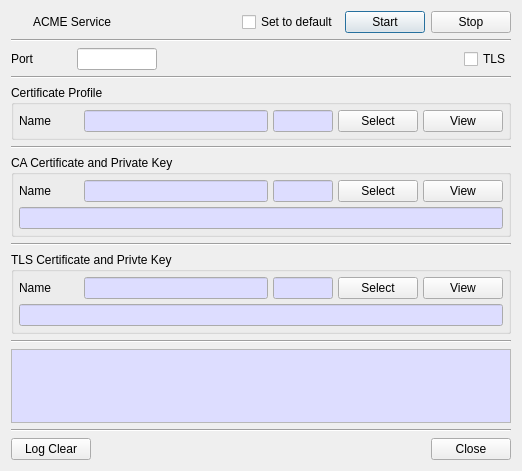
First picture: the form in CertMan/acme_service_dlg.ui, repository jykim74/CertMan, before the edit.
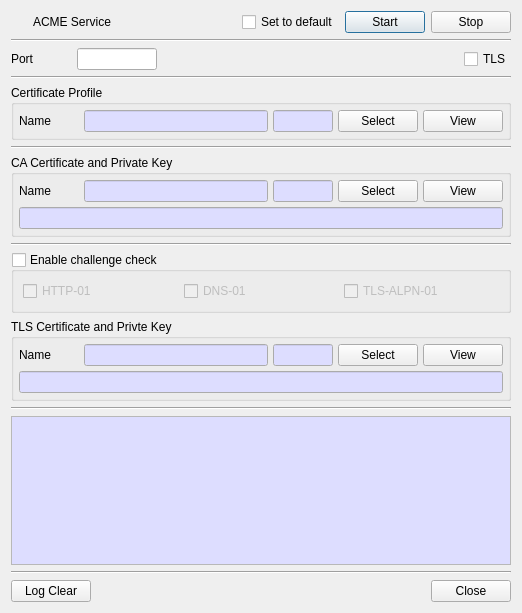
Second picture: the form after the edit. Icons and pictures are not drawn.

```diff
--- a/CertMan/acme_service_dlg.ui
+++ b/CertMan/acme_service_dlg.ui
@@ -7,7 +7,7 @@
     <x>0</x>
     <y>0</y>
     <width>518</width>
-    <height>471</height>
+    <height>613</height>
    </rect>
   </property>
   <property name="windowTitle">
@@ -446,6 +446,52 @@
      </property>
     </widget>
    </item>
+   <item>
+    <widget class="QGroupBox" name="mChallGroup">
+     <property name="minimumSize">
+      <size>
+       <width>0</width>
+       <height>0</height>
+      </size>
+     </property>
+     <property name="title">
+      <string>Enable challenge check</string>
+     </property>
+     <property name="checkable">
+      <bool>true</bool>
+     </property>
+     <property name="checked">
+      <bool>false</bool>
+     </property>
+     <layout class="QVBoxLayout" name="verticalLayout_5">
+      <item>
+       <layout class="QGridLayout" name="gridLayout_7">
+        <item row="0" column="0">
+         <widget class="QCheckBox" name="mHttp01Check">
+          <property name="text">
+           <string>HTTP-01</string>
+          </property>
+         </widget>
+        </item>
+        <item row="0" column="1">
+         <widget class="QCheckBox" name="mDNS01Check">
+          <property name="text">
+           <string>DNS-01</string>
+          </property>
+         </widget>
+        </item>
+        <item row="0" column="2">
+         <widget class="QCheckBox" name="mTLS_ALPN01Check">
+          <property name="text">
+           <string>TLS-ALPN-01</string>
+          </property>
+         </widget>
+        </item>
+       </layout>
+      </item>
+     </layout>
+    </widget>
+   </item>
    <item>
     <widget class="QGroupBox" name="mTLSGroup">
      <property name="title">
```
Left out of the diff: 40 changed lines with no effect on the pictures.
